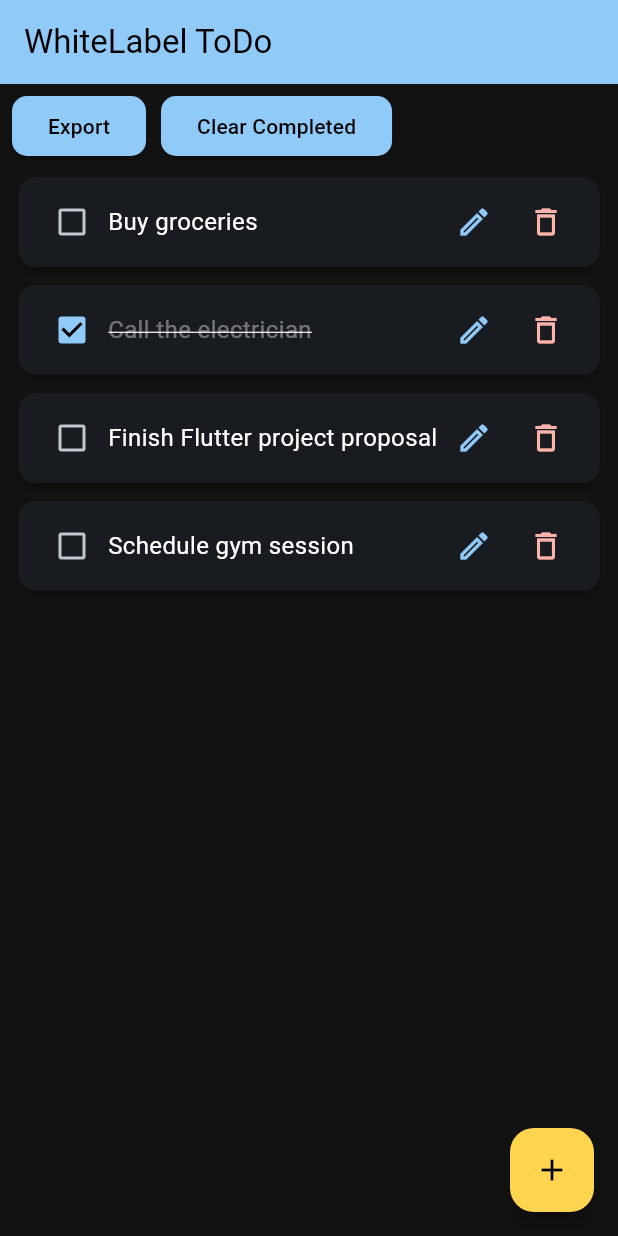
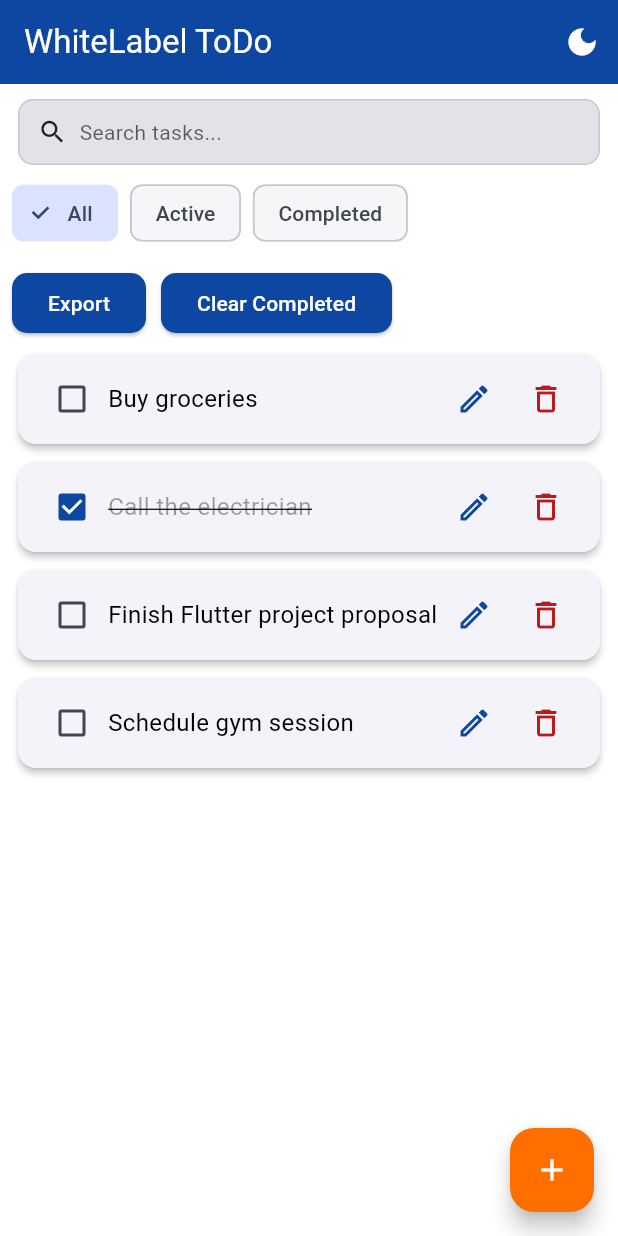
Before and after one commit to umeshtik3/white_label_todo_app, a Flutter app: the screen it shows after launch, on a phone screen of 412 x 824 dp. Run offline on Flutter 3.47's test engine with Material 3 defaults, Android fonts, the phone set to English and light mode, and no system bars; our stand-ins replace flutter_bloc, get_it, injectable.

Commit message:
Refactor theme management to support dynamic theme switching; update app configuration for system theme mode and enhance UI with theme toggle functionality.

```diff
--- a/assets/configs/app_config.json
+++ b/assets/configs/app_config.json
@@ -1,7 +1,7 @@
 {
   "appName": "WhiteLabel ToDo",
   "appId": "com.client.todo.demo",
-    "themeMode": "dark",
+  "themeMode": "system",
   "themes": {
     "light": {
       "primary": "#0D47A1",
@@ -22,8 +22,8 @@
   },
   "components": {
     "showAddButton": true,
-      "showSearchBar": false,
-      "showFilters": false,
+    "showSearchBar": true,
+    "showFilters": true,
     "customButtons": [
       {
         "id": "export",
--- a/lib/data/config/model/config_model.dart
+++ b/lib/data/config/model/config_model.dart
@@ -30,9 +30,13 @@ class ConfigModel {
 
   /// Returns the active theme map depending on themeMode or system brightness.
   Map<String, dynamic> getActiveTheme(Brightness systemBrightness) {
-    String activeKey = themeMode == 'system'
-        ? (systemBrightness == Brightness.dark ? 'dark' : 'light')
-        : themeMode;
+    String activeKey;
+
+    if (themeMode == 'system') {
+      activeKey = systemBrightness == Brightness.dark ? 'dark' : 'light';
+    } else {
+      activeKey = themeMode;
+    }
 
     return themes[activeKey] ?? themes['light'] ?? {};
   }
@@ -76,11 +80,7 @@ class CustomButton {
   final String label;
   final String action;
 
-  CustomButton({
-    required this.id,
-    required this.label,
-    required this.action,
-  });
+  CustomButton({required this.id, required this.label, required this.action});
 
   factory CustomButton.fromJson(Map<String, dynamic> json) {
     return CustomButton(
--- a/lib/logic/config/config_state.dart
+++ b/lib/logic/config/config_state.dart
@@ -8,10 +8,20 @@ class ConfigLoading extends ConfigState {}
 
 class ConfigLoaded extends ConfigState {
   final ConfigModel config;
+  final ThemeMode themeMode;
 
-  ConfigLoaded(this.config);
+  ConfigLoaded(this.config, {this.themeMode = ThemeMode.system});
+
+  ConfigLoaded copyWith({
+    ConfigModel? config,
+    ThemeMode? themeMode,
+  }) {
+    return ConfigLoaded(
+      config ?? this.config,
+      themeMode: themeMode ?? this.themeMode,
+    );
+  }
 }
-
 class ConfigError extends ConfigState {
   final String message;
 
--- a/lib/main.dart
+++ b/lib/main.dart
@@ -1,3 +1,5 @@
+import 'dart:ui';
+
 import 'package:flutter/material.dart';
 import 'package:flutter_bloc/flutter_bloc.dart';
 import 'package:white_label_todo_app/core/injection/injection.dart';
@@ -31,12 +33,20 @@
             );
           } else if (state is ConfigLoaded) {
             final config = state.config;
-            final brightness =
-                WidgetsBinding.instance.window.platformBrightness;
+            final themeMode = state.themeMode;
+            final systemBrightness = PlatformDispatcher.instance.platformBrightness;
+
+            // Determine the actual brightness based on themeMode
+            final brightness = themeMode == ThemeMode.dark
+                ? Brightness.dark
+                : themeMode == ThemeMode.light
+                    ? Brightness.light
+                    : systemBrightness;
 
             return BlocProvider<TodosBloc>(
               create: (_) => getIt<TodosBloc>()..add(LoadTodos()),
               child: MaterialApp(
+                debugShowCheckedModeBanner: false,
                 title: config.appName,
                 theme: ThemeManager.fromConfig(config, brightness),
                 home: HomeScreen(),
--- a/lib/presentation/screens/home_screen.dart
+++ b/lib/presentation/screens/home_screen.dart
@@ -49,7 +49,33 @@ class _HomeScreenState extends State<HomeScreen> {
         final components = config.components;
 
         return Scaffold(
-          appBar: AppBar(title: Text(config.appName)),
+          appBar: AppBar(
+            title: Text(config.appName),
+            actions: [
+              BlocBuilder<ConfigCubit, ConfigState>(
+                builder: (context, configState) {
+                  if (configState is ConfigLoaded) {
+                    final isDark = configState.themeMode == ThemeMode.dark;
+                    return IconButton(
+                      icon: Icon(isDark ? Icons.light_mode : Icons.dark_mode),
+                      tooltip: isDark
+                          ? 'Switch to light mode'
+                          : 'Switch to dark mode',
+                      onPressed: () {
+                        context.read<ConfigCubit>().toggleTheme();
+                      },
+                    );
+                  }
+                  return IconButton(
+                    icon: const Icon(Icons.brightness_6),
+                    onPressed: () {
+                      context.read<ConfigCubit>().toggleTheme();
+                    },
+                  );
+                },
+              ),
+            ],
+          ),
           body: Column(
             crossAxisAlignment: CrossAxisAlignment.start,
             children: [
```
Also changed, not shown: lib/logic/config/config_cubit.dart (+41 -1 lines). Lines whose indentation alone changed are shown as unchanged.
